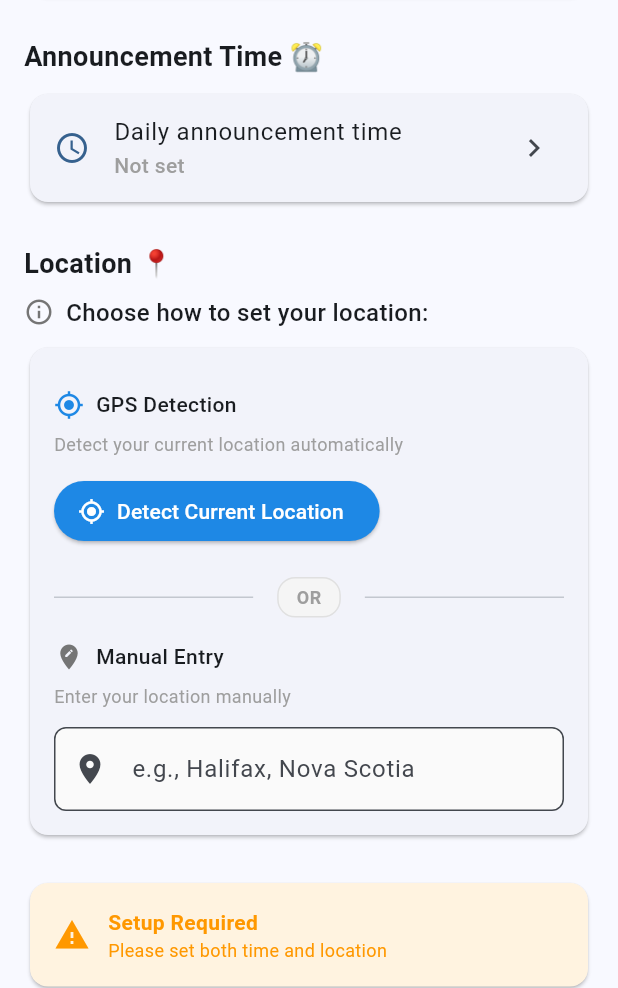
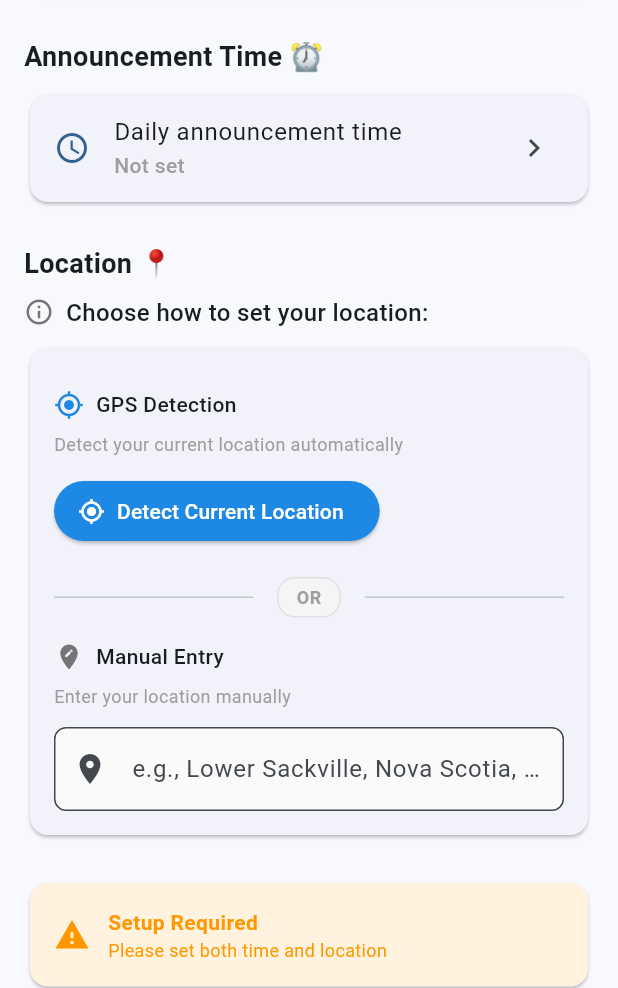
Before and after one commit to koorzenb/day_break, a Flutter app: the screen it shows after launch, on a phone screen of 412 x 824 dp, the part 248-1236 px from its top. Run offline on Flutter 3.47's test engine with Material 3 defaults, Android fonts, the phone set to English and light mode, and no system bars; our stand-ins replace flutter_dotenv, flutter_local_notifications, flutter_tts, geocoding, geolocator, get and 2 more; missing offline and left inert: flutter_background_service; accounts and stored records are empty.

```diff
--- a/lib/screens/settings_screen/location_section.dart
+++ b/lib/screens/settings_screen/location_section.dart
@@ -209,7 +209,7 @@ class _ManualLocationInputState extends State<_ManualLocationInput> {
             },
             onSubmitted: widget.controller.updateLocation,
             decoration: InputDecoration(
-              hintText: 'e.g., Halifax, Nova Scotia',
+              hintText: 'e.g., Lower Sackville, Nova Scotia, Canada',
               prefixIcon: const Icon(Icons.location_on),
               border: OutlineInputBorder(
                 borderRadius: BorderRadius.circular(8),
```
Also changed, not shown: 5 other files.
